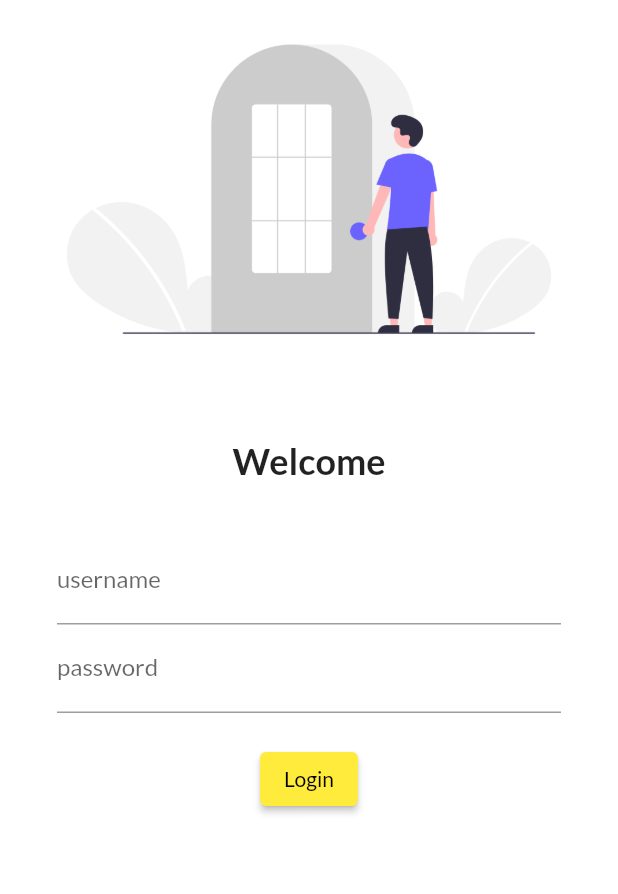
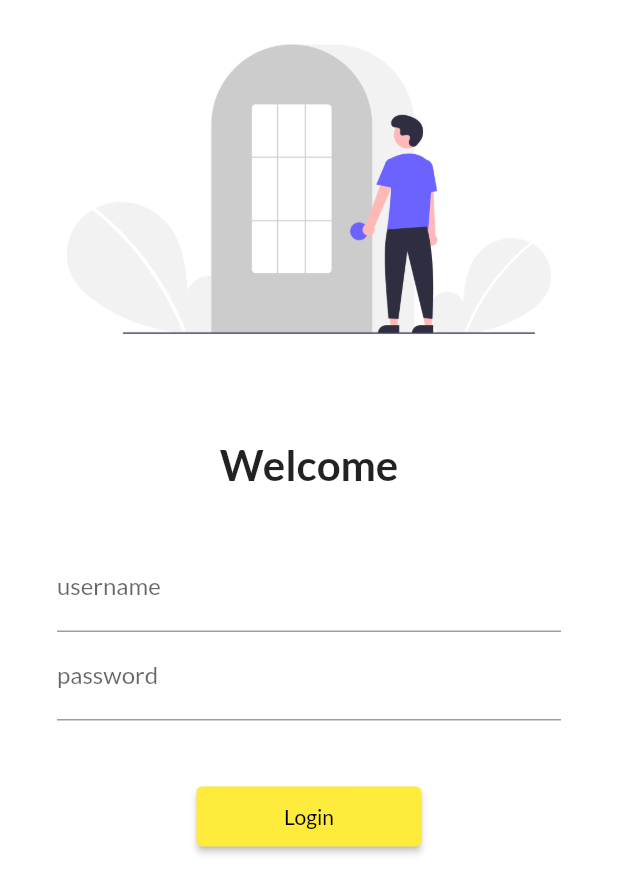
Before and after one commit to PalzangBhutia/FlutterDevlopment, a Flutter app: the screen it shows after launch, on a phone screen of 412 x 824 dp. Shown: the top 894 px of the screen. Run offline on Flutter 3.47's test engine with Material 2 defaults, Android fonts, the phone set to English and light mode, and no system bars; our stand-ins replace google_fonts.

Commit message:
day 5 complete

```diff
--- a/lib/main.dart
+++ b/lib/main.dart
@@ -2,6 +2,7 @@
 import 'package:tut_cat/pages/home_page.dart';
 import 'package:google_fonts/google_fonts.dart';
 import 'package:tut_cat/pages/login_page.dart';
+import 'package:tut_cat/utils/routes.dart';
 
 void main() {
   runApp(MyApp());
@@ -30,8 +31,8 @@
       initialRoute: "/login",
       routes: {
         "/": (context) => LoginPage(),
-        "/home": (context) => HomePage(),
-        "/login": (context) => LoginPage()
+        MyRoutes.homeRoute: (context) => HomePage(),
+        MyRoutes.loginRoute: (context) => LoginPage()
       },
     );
   }
--- a/lib/pages/login_page.dart
+++ b/lib/pages/login_page.dart
@@ -1,4 +1,6 @@
 import 'package:flutter/material.dart';
+
+import '../utils/routes.dart';
 
 class LoginPage extends StatelessWidget {
   const LoginPage({Key? key}) : super(key: key);
@@ -8,6 +10,7 @@
     // ignore: prefer_const_constructors
     return Material(
         color: Colors.white,
+        child: SingleChildScrollView(
           child: Column(
             children: [
               Image.asset(
@@ -20,7 +23,7 @@
               Text(
                 "Welcome",
                 style: TextStyle(
-                fontSize: 24,
+                  fontSize: 28,
                   fontWeight: FontWeight.bold,
                 ),
               ),
@@ -28,8 +31,8 @@
                 height: 20.0,
               ),
               Padding(
-              padding:
-                  const EdgeInsets.symmetric(vertical: 16.0, horizontal: 38.0),
+                padding: const EdgeInsets.symmetric(
+                    vertical: 16.0, horizontal: 38.0),
                 child: Column(
                   children: [
                     TextFormField(
@@ -46,18 +49,20 @@
                       ),
                     ),
                     SizedBox(
-                    height: 20.0,
+                      height: 40.0,
                     ),
                     ElevatedButton(
                       child: Text("Login"),
+                      style: TextButton.styleFrom(minimumSize: Size(150, 40)),
                       onPressed: () {
-                      print("Hashira Level");
+                        Navigator.pushNamed(context, MyRoutes.homeRoute);
                       },
                     ),
                   ],
                 ),
               )
             ],
+          ),
         ));
   }
 }
--- /dev/null
+++ b/lib/utils/routes.dart
@@ -0,0 +1,4 @@
+class MyRoutes {
+  static String loginRoute = "/login";
+  static String homeRoute = "/home";
+}
```
Lines whose indentation alone changed are shown as unchanged.
